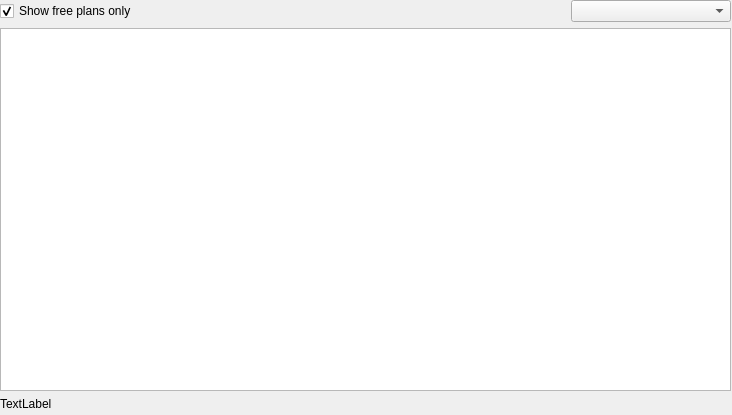
This is src/gui/wizard/owncloudproviderlistpage.ui in nextcloud/gsoc_client as Qt 5 draws it before an edit. The edited form follows.
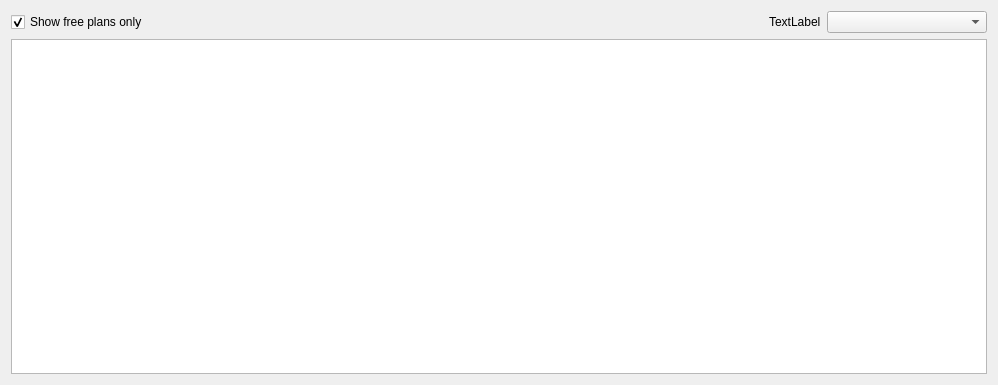
This is the edited form.

What changed in the file:
```diff
--- a/src/gui/wizard/owncloudproviderlistpage.ui
+++ b/src/gui/wizard/owncloudproviderlistpage.ui
@@ -6,29 +6,28 @@
    <rect>
     <x>0</x>
     <y>0</y>
-    <width>732</width>
-    <height>415</height>
+    <width>998</width>
+    <height>385</height>
    </rect>
   </property>
   <property name="sizePolicy">
-   <sizepolicy hsizetype="Preferred" vsizetype="Preferred">
+   <sizepolicy hsizetype="Preferred" vsizetype="MinimumExpanding">
     <horstretch>0</horstretch>
     <verstretch>0</verstretch>
    </sizepolicy>
   </property>
+  <property name="minimumSize">
+   <size>
+    <width>610</width>
+    <height>0</height>
+   </size>
+  </property>
   <property name="windowTitle">
    <string>WizardPage</string>
   </property>
-  <widget class="QWidget" name="verticalLayoutWidget_2">
-   <property name="geometry">
-    <rect>
-     <x>0</x>
-     <y>0</y>
-     <width>731</width>
-     <height>411</height>
-    </rect>
-   </property>
-   <layout class="QVBoxLayout" name="verticalLayout" stretch="0,0,0,0">
+  <layout class="QGridLayout" name="gridLayout">
+   <item row="0" column="0">
+    <layout class="QVBoxLayout" name="verticalLayout" stretch="0,0">
     <property name="spacing">
      <number>6</number>
     </property>
@@ -60,6 +59,16 @@
         </property>
        </spacer>
       </item>
+       <item>
+        <widget class="QLabel" name="bottomLabel">
+         <property name="text">
+          <string>TextLabel</string>
+         </property>
+         <property name="textFormat">
+          <enum>Qt::RichText</enum>
+         </property>
+        </widget>
+       </item>
       <item>
        <widget class="QComboBox" name="country">
         <property name="sizePolicy">
@@ -83,6 +92,18 @@
     </item>
     <item>
      <widget class="QListWidget" name="listWidget">
+       <property name="sizePolicy">
+        <sizepolicy hsizetype="Minimum" vsizetype="MinimumExpanding">
+         <horstretch>0</horstretch>
+         <verstretch>0</verstretch>
+        </sizepolicy>
+       </property>
+       <property name="minimumSize">
+        <size>
+         <width>610</width>
+         <height>0</height>
+        </size>
+       </property>
       <property name="focusPolicy">
        <enum>Qt::StrongFocus</enum>
       </property>
@@ -100,18 +121,9 @@
       </property>
      </widget>
     </item>
-    <item>
-     <widget class="QLabel" name="bottomLabel">
-      <property name="text">
-       <string>TextLabel</string>
-      </property>
-      <property name="textFormat">
-       <enum>Qt::RichText</enum>
-      </property>
-     </widget>
-    </item>
-   </layout>
-  </widget>
+    </layout>
+   </item>
+  </layout>
  </widget>
  <resources/>
  <connections>
```
Left out of the diff: 8 changed lines with no effect on the pictures. Lines whose indentation alone changed are shown as unchanged.
